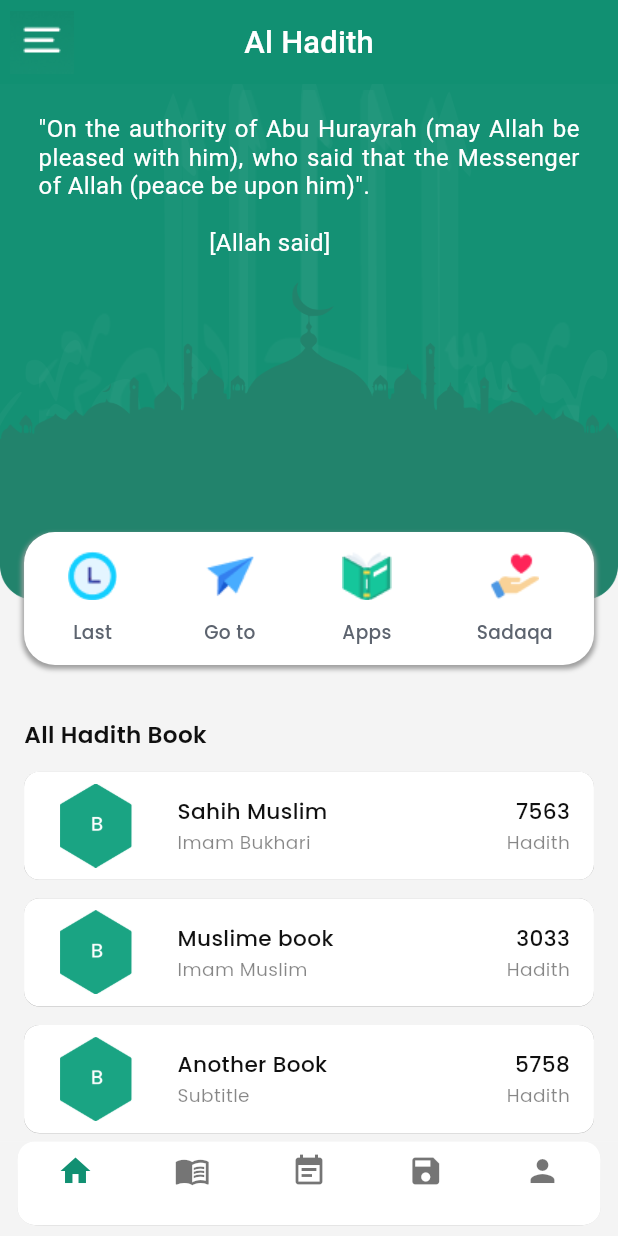
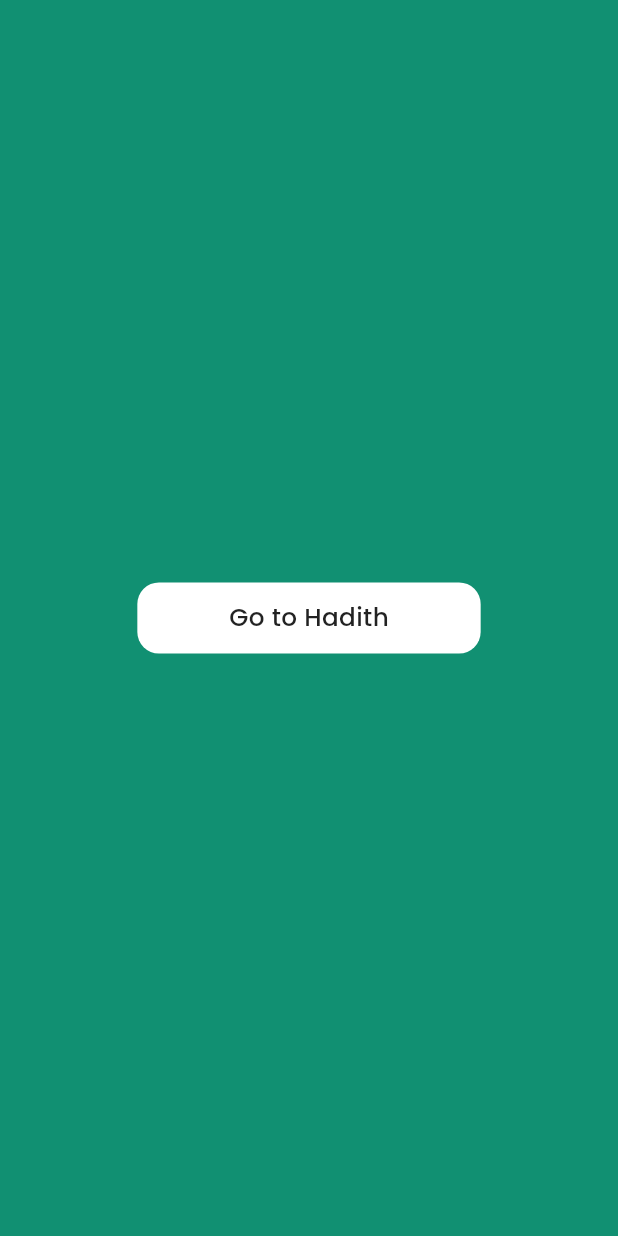
Before and after one commit to nurnabimiah/Al_hadish_Book_Interview_task, a Flutter app: the screen it shows after launch, on a phone screen of 412 x 824 dp. Run offline on Flutter 3.47's test engine with Material 2 defaults, Android fonts, the phone set to English and light mode, and no system bars; drawn by our look-alikes of carousel_slider; our stand-ins replace flutter_screenutil, get, get_it, google_fonts, sqflite; accounts and stored records are empty.

Commit message:
Finally : Task is completed

```diff
--- a/lib/controller/hadith_book_controller.dart
+++ b/lib/controller/hadith_book_controller.dart
@@ -20,6 +20,7 @@ import '../db_helper/db_helper.dart';
 class HadithBookController extends GetxController {
 
   RxList<HadithBook> _books = <HadithBook>[].obs;
+  List<HadithBook> get books => _books;
 
   @override
   void onInit() {
@@ -67,7 +68,7 @@ class HadithBookController extends GetxController {
     update();
   }
 
-  List<HadithBook> get books => _books;
+
 
 
 
--- a/lib/db_helper/db_helper.dart
+++ b/lib/db_helper/db_helper.dart
@@ -59,7 +59,7 @@ class DatabaseHelper {
         HadithBook(
           name: 'Sahih Muslim',
           subName: 'Imam Bukhari',
-          image: 'assets/images/book.png',
+          image: 'assets/images/book1.png',
           pageRange: '7563',
           chapters: [
             Chapter(title: 'Subject Name', subtitle: 'Hadith Range 1-7'),
@@ -77,7 +77,7 @@ class DatabaseHelper {
         HadithBook(
           name: 'Muslime book',
           subName: 'Imam Muslim',
-          image: 'assets/images/muslime_book.png',
+          image: 'assets/images/book2.png',
           pageRange: '3033',
           chapters: [
             Chapter(title: 'Subject Name', subtitle: 'Hadith Range 1-7'),
@@ -91,7 +91,7 @@ class DatabaseHelper {
         HadithBook(
           name: 'Another Book',
           subName: 'Subtitle',
-          image: 'assets/images/muslime_book.png',
+          image: 'assets/images/book1.png',
           pageRange: '5758',
           chapters: [
             Chapter(title: 'Subject Name', subtitle: 'Hadith Range 1-7')
@@ -121,103 +121,6 @@ class DatabaseHelper {
 
 
 
-/*  static Future<void> insertSampleData() async {
-    final books = await _database.query('hadith_books');
-    if (books.isEmpty) {
-      List<HadithBook> hadithBookList = [
-        HadithBook(
-          name: 'Sample Hadith Book',
-          subName: 'Imam XYZ',
-          image: 'assets/images/sample_book.png',
-          pageRange: 'Page Range',
-        ),
-        HadithBook(
-          name: 'Muslime book',
-          subName: 'Nayon',
-          image: 'assets/images/muslime_book.png',
-          pageRange: 'Page Range',
-        ),
-        HadithBook(
-          name: 'Another Book',
-          subName: 'Subtitle',
-          image: 'assets/images/another_book.png',
-          pageRange: 'Page Range',
-        ),
-      ];
-
-
-      for (int j = 0; j < hadithBookList.length; j++) {
-        final HadithBook book = hadithBookList[j];
-
-        final bookId = await _database.insert('hadith_books', book.toMap());
-
-        List<Chapter> chapters = [];
-        for (int i = 1; i <= 10; i++) {
-          var chapter = Chapter(
-            title: 'Chapter $i for Book ${j + 1}',
-            subtitle: 'Subtitle $i for Book ${j + 1}',
-            bookId: bookId.toString(),
-          );
-          await _database.insert('chapters', chapter.toMap());
-          chapters.add(chapter);
-        }
-      }
-    }
-  }*/
-
-
-
-
-
-
-
-
-  // static Future<void> insertSampleData() async {
-  //   final books = await _database.query('hadith_books');
-  //   if (books.isEmpty) {
-  //     for (int j = 1; j <= 3; j++) {
-  //       HadithBook? book;
-  //
-  //       if (j == 1) {
-  //         book = HadithBook(
-  //           name: 'Sample Hadith',
-  //           subName: 'Imam XYZ $j',
-  //           image: 'assets/images/sample_book_$j.png',
-  //           pageRange: 'Page Range $j',
-  //         );
-  //       } else if (j == 2) {
-  //         book = HadithBook(
-  //           name: 'Muslime book $j',
-  //           subName: 'Nayon $j',
-  //           image: 'assets/images/muslime_book_$j.png',
-  //           pageRange: 'Page Range $j',
-  //         );
-  //       } else if (j == 3) {
-  //         book = HadithBook(
-  //           name: 'Another Book $j',
-  //           subName: 'Subtitle $j',
-  //           image: 'assets/images/another_book',
-  //           pageRange: 'Page Range',
-  //         );
-  //       }
-  //
-  //       if (book != null) {
-  //         final bookId = await _database.insert('hadith_books', book.toMap());
-  //
-  //         List<Chapter> chapters = [];
-  //         for (int i = 1; i <= 20; i++) {
-  //           var chapter = Chapter(
-  //             title: 'Chapter $i for Book $j',
-  //             subtitle: 'Subtitle $i for Book $j',
-  //             bookId: bookId.toString(),
-  //           );
-  //           await _database.insert('chapters', chapter.toMap());
-  //           chapters.add(chapter);
-  //         }
-  //       }
-  //     }
-  //   }
-  // }
 
 
 
@@ -231,37 +134,5 @@ class DatabaseHelper {
 
 
 
-
-  // static Future<void> insertSampleData() async {
-  //   final books = await _database.query('hadith_books');
-  //   if (books.isEmpty) {
-  //     for (int j = 1; j <= 3; j++) {
-  //       final book = HadithBook(
-  //         name: 'Sample Hadith Book $j',
-  //         subName: 'Imam XYZ $j',
-  //         image: 'assets/images/sample_book.png',
-  //         pageRange: '1234',
-  //       );
-  //
-  //       final bookId = await _database.insert('hadith_books', book.toMap());
-  //
-  //       List<Chapter> chapters = [];
-  //       for (int i = 1; i <= 10; i++) {
-  //         var chapter = Chapter(
-  //           title: 'Chapter $i',
-  //           subtitle: 'Subtitle $i',
-  //           bookId: bookId.toString(),
-  //         );
-  //         await _database.insert('chapters', chapter.toMap());
-  //         chapters.add(chapter);
-  //       }
-  //     }
-  //   }
-  // }
-
-
-
-
-
   static Database get database => _database;
 }
--- a/lib/di_container.dart
+++ b/lib/di_container.dart
@@ -1,5 +1,6 @@
 
 
+import 'package:al_hadish_book_interview/controller/hadith_book_controller.dart';
 import 'package:get/get.dart';
 import 'package:get_it/get_it.dart';
 
@@ -14,6 +15,7 @@ final sl = GetIt.instance;
 Future<void> init() async {
 
   Get.lazyPut(() => BottomNavigationController(), fenix: true);
+  Get.lazyPut(() => HadithBookController(), fenix: true);
 
 
   /// External pocket lock
--- a/lib/main.dart
+++ b/lib/main.dart
@@ -1,7 +1,9 @@
 
 import 'package:al_hadish_book_interview/utils/app_color_resources.dart';
 import 'package:al_hadish_book_interview/view/screens/chapter_list_screen/chapter_list_screen.dart';
+import 'package:al_hadish_book_interview/view/screens/home_screen/home_screen.dart';
 import 'package:al_hadish_book_interview/view/screens/landing_screen/landing_screen.dart';
+import 'package:al_hadish_book_interview/view/screens/start_screen/start_screen.dart';
 import 'package:flutter/material.dart';
 import 'package:flutter/services.dart';
 import 'package:flutter_screenutil/flutter_screenutil.dart';
@@ -35,13 +37,15 @@ class MyApp extends StatelessWidget {
             textTheme: Typography.englishLike2018.apply(fontSizeFactor: 1.sp),
           ),
 
-          // initialRoute: LandigScreen.routeName,
-          home: LandigScreen()
+          initialRoute: StartScreen.routeName,
 
-          // getPages: [
-          //   GetPage(name: LandigScreen.routeName, page: () =>LandigScreen()),
-          //
-          // ],
+          getPages: [
+            GetPage(name: StartScreen.routeName, page: () =>StartScreen()),
+            GetPage(name: LandigScreen.routeName, page: () =>LandigScreen()),
+            GetPage(name: HomeScreen.routeName, page: () =>HomeScreen()),
+            GetPage(name: ChapterListScreen.routeName, page: () =>ChapterListScreen()),
+
+          ],
         );
       },
     );
--- a/lib/view/screens/chapter_list_screen/chapter_list_screen.dart
+++ b/lib/view/screens/chapter_list_screen/chapter_list_screen.dart
@@ -14,10 +14,11 @@ import '../../widgets/search_text_filed_widget.dart';
 
 class ChapterListScreen extends StatelessWidget {
 
+  static const String routeName = '/chapter_list_screen_route';
   final HadithBook? book;
   ChapterListScreen({Key? key, this.book}) : super(key: key);
 
-  //final chatListController =Get.put(HadithBookController());
+
 
   @override
   Widget build(BuildContext context) {
@@ -96,7 +97,7 @@ class ChapterListScreen extends StatelessWidget {
                                     color: AppColorResources.appPrimaryThemeColor,
                                     shape: BoxShape.circle
                                   ),
-                                  child: Center(child: Text('${ind.toString()}', style: myStyleSourceInter(fontSize: 14.sp, color: AppColorResources.appPrimaryWhiteColor),)),
+                                  child: Center(child: Text('${(ind+1).toString()}', style: myStyleSourceInter(fontSize: 14.sp, color: AppColorResources.appPrimaryWhiteColor),)),
                                 ),
                                 SizedBox(width:15.w ,),
                                 Column(
--- a/lib/view/screens/home_screen/home_screen.dart
+++ b/lib/view/screens/home_screen/home_screen.dart
@@ -36,6 +36,9 @@ class HomeScreen extends StatelessWidget {
               Scaffold.of(context).openDrawer();
             },
             child: Image.asset('assets/icons/menu.png')),
+        actions: [
+          IconButton(onPressed: (){}, icon: Icon(Icons.search,color: AppColorResources.appPrimaryWhiteColor,size: 24.sp,))
+        ],
 
       ),
       drawer: Drawer(
@@ -198,7 +201,8 @@ class HomeScreen extends StatelessWidget {
                                            children: [
                                              Padding(
                                                padding: const EdgeInsets.all(8.0),
-                                               child: Image.asset('assets/images/book1.png', fit: BoxFit.cover),
+                                               //child: Image.asset('assets/images/book1.png', fit: BoxFit.cover),
+                                               child: Image.asset('${book.image}', fit: BoxFit.cover),
                                              ),
                                              Column(
                                                mainAxisAlignment: MainAxisAlignment.center,
--- /dev/null
+++ b/lib/view/screens/start_screen/start_screen.dart
@@ -0,0 +1,40 @@
+
+
+
+
+import 'package:al_hadish_book_interview/utils/app_color_resources.dart';
+import 'package:al_hadish_book_interview/utils/app_style.dart';
+import 'package:al_hadish_book_interview/view/screens/landing_screen/landing_screen.dart';
+import 'package:flutter/material.dart';
+import 'package:flutter_screenutil/flutter_screenutil.dart';
+
+class StartScreen extends StatelessWidget {
+  static const String routeName = '/start_screen_route';
+  const StartScreen({Key? key}) : super(key: key);
+
+  @override
+  Widget build(BuildContext context) {
+    return Scaffold(
+      backgroundColor: AppColorResources.appPrimaryThemeColor,
+
+      body: Center(
+        child: GestureDetector(
+          onTap: (){
+            Navigator.pushAndRemoveUntil(context, MaterialPageRoute(builder: (context)=>LandigScreen()), (route) => false);
+          },
+          child: Container(
+            height: 46.h,
+            width: 200.w,
+            decoration: BoxDecoration(
+              color: AppColorResources.appPrimaryWhiteColor,
+              borderRadius: BorderRadius.all(Radius.circular(14.r))
+            ),
+            child: Center(child: Text('Go to Hadith',style: myStyleSourcePoppins(fontSize: 16.sp, color: Colors.black87,fontWeight: FontWeight.w500),)),
+          ),
+        ),
+      ),
+
+
+    );
+  }
+}
```
Also changed, not shown: assets/images/book2.png (added).
